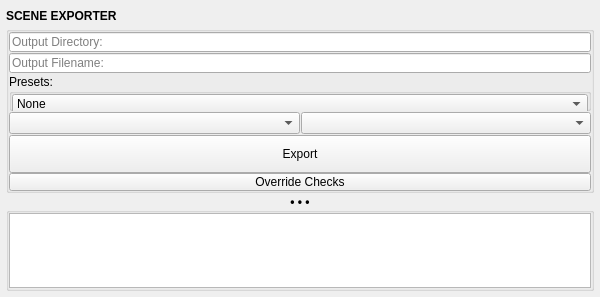
Before: the Qt Designer form mayatk/env_utils/scene_exporter/scene_exporter.ui in m3trik/mayatk, drawn with Qt 5.
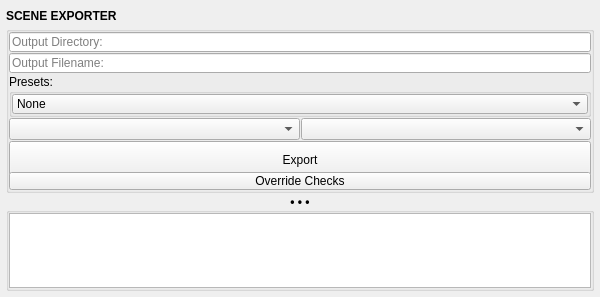
After: the same form once the commit is applied. Custom widgets are drawn as their Qt base class.

The edit to the form file:
```diff
--- a/mayatk/env_utils/scene_exporter/scene_exporter.ui
+++ b/mayatk/env_utils/scene_exporter/scene_exporter.ui
@@ -228,6 +228,11 @@
           </layout>
          </item>
          <item>
+          <layout class="QVBoxLayout" name="verticalLayout_5">
+           <property name="spacing">
+            <number>1</number>
+           </property>
+           <item>
           <widget class="QPushButton" name="b000">
            <property name="minimumSize">
             <size>
@@ -272,6 +277,8 @@
           </widget>
          </item>
         </layout>
+         </item>
+        </layout>
        </widget>
       </item>
       <item>
```
Left out of the diff: 8 changed lines with no effect on the pictures. Lines whose indentation alone changed are shown as unchanged.
